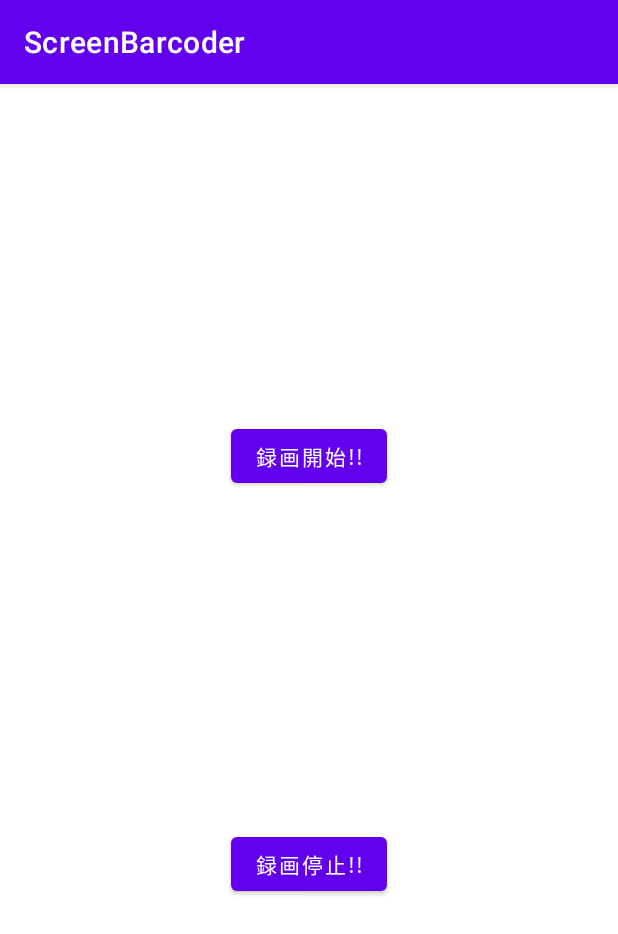
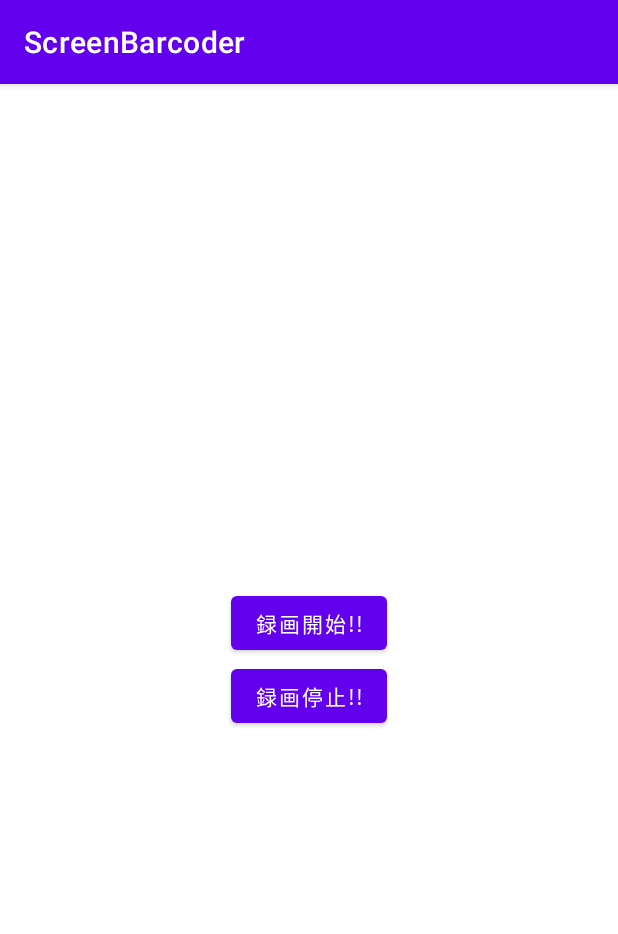
Before and after one commit to TakuKobayashi/ScreenBarcoder, an Android app: the screen it shows after launch (MainActivity), after a tap on "録画開始!!", on a phone screen of 412 x 824 dp. Shown: the top 934 px of the screen. Run offline under Robolectric (Android 15) with nearby library versions, the phone set to English and light mode, and no system bars; 1 statement that could not run was skipped.

Commit message:
現在の仕様に合わせていく感じで修正

```diff
--- a/app/build.gradle
+++ b/app/build.gradle
@@ -57,6 +57,7 @@ dependencies {
     // Or comment the dependency above and uncomment the dependency below to
     // use unbundled model that depends on Google Play Services
     implementation 'com.google.android.gms:play-services-mlkit-barcode-scanning:18.0.0'
+    implementation 'com.journeyapps:zxing-android-embedded:4.3.0'
 
     // CameraX core library using the camera2 implementation
     // See: https://developer.android.com/jetpack/androidx/releases/camera?hl=ja
--- a/app/src/main/AndroidManifest.xml
+++ b/app/src/main/AndroidManifest.xml
@@ -54,6 +54,10 @@
                 <action android:name="android.intent.action.View" />
             </intent-filter>
         </activity>
+        <service
+            android:name=".ScreenRecordService"
+            android:foregroundServiceType="mediaProjection"
+            />
     </application>
 
 </manifest>
--- a/app/src/main/java/net/taptappun/taku/kobayashi/screenbarcoder/CameraScanActivity.kt
+++ b/app/src/main/java/net/taptappun/taku/kobayashi/screenbarcoder/CameraScanActivity.kt
@@ -194,7 +194,6 @@ class CameraScanActivity : AppCompatActivity() {
         }
 
     companion object {
-        public const val TAG = "AndroidScreenBarcoder"
         private const val REQUEST_CODE_PERMISSIONS = 10
         // 必要なpermissionのリスト
         private val REQUIRED_PERMISSIONS =
--- a/app/src/main/java/net/taptappun/taku/kobayashi/screenbarcoder/MainActivity.kt
+++ b/app/src/main/java/net/taptappun/taku/kobayashi/screenbarcoder/MainActivity.kt
@@ -1,11 +1,80 @@
 package net.taptappun.taku.kobayashi.screenbarcoder
 
+import android.Manifest
+import android.app.Service
+import android.content.Intent
+import android.media.projection.MediaProjectionManager
+import android.net.Uri
+import android.os.Build
 import android.os.Bundle
+import android.provider.Settings
+import android.widget.Button
+import android.widget.Toast
+import androidx.core.app.ActivityCompat
+import net.taptappun.taku.kobayashi.screenbarcoder.databinding.ActivityMainBinding
 
 class MainActivity : ScreenScanCommonActivity() {
+    private lateinit var binding: ActivityMainBinding
 
     override fun onCreate(savedInstanceState: Bundle?) {
         super.onCreate(savedInstanceState)
+
+        binding = ActivityMainBinding.inflate(layoutInflater)
+        setContentView(binding.root)
+
+        val recordStartButton = binding.recordStartButton
+        recordStartButton.setOnClickListener { v ->
+            checkCanDrawOverlay {
+                val permissions = mutableListOf<String>()
+                // WRITE_EXTERNAL_STORAGEはPie以下で必要
+                if (Build.VERSION.SDK_INT <= Build.VERSION_CODES.P) {
+                    permissions.add(Manifest.permission.WRITE_EXTERNAL_STORAGE)
+                }
+                checkAndRequestPermissions(permissions.toTypedArray()) {
+                    val mediaProjectionManager = getSystemService(Service.MEDIA_PROJECTION_SERVICE) as MediaProjectionManager
+                    mediaProjectionStartActivityForResult.launch(mediaProjectionManager.createScreenCaptureIntent())
+                }
+            }
+
+        }
+
+        val recordStopButton = binding.recordStopButton
+        recordStopButton.setOnClickListener { v ->
+            val intent = Intent(this, ScreenRecordService::class.java)
+            stopService(intent)
+        }
+
+        /*
+                private val REQUIRED_PERMISSIONS =
+            mutableListOf(
+                Manifest.permission.CAMERA,
+                Manifest.permission.RECORD_AUDIO
+            ).apply {
+                // WRITE_EXTERNAL_STORAGEはPie以下で必要
+                if (Build.VERSION.SDK_INT <= Build.VERSION_CODES.P) {
+                    add(Manifest.permission.WRITE_EXTERNAL_STORAGE)
+                }
+            }.toTypedArray()
+         */
+
+        /*
+        // 参考: https://stackoverflow.com/questions/39911377/settings-candrawoverlays-for-api-23
+        if (Build.VERSION.SDK_INT >= 23){
+            if(Settings.canDrawOverlays(this)){
+                //...
+            } else {
+                Toast.makeText(
+                    this,
+                    "画面上のオーバーレイする設定を有効にしてください",
+                    Toast.LENGTH_SHORT
+                ).show()
+                // 許可されていない
+                val intent = Intent(Settings.ACTION_MANAGE_OVERLAY_PERMISSION, Uri.parse("package:$packageName"));
+                // 設定画面に移行
+                settingsStartActivityForResult.launch(intent);
+            }
+        }
+        */
     }
 
     /**
--- a/app/src/main/java/net/taptappun/taku/kobayashi/screenbarcoder/ScreenScanCommonActivity.kt
+++ b/app/src/main/java/net/taptappun/taku/kobayashi/screenbarcoder/ScreenScanCommonActivity.kt
@@ -1,32 +1,30 @@
 package net.taptappun.taku.kobayashi.screenbarcoder
 
-import android.Manifest
 import android.app.Activity
-import android.app.Service
 import android.content.Intent
 import android.content.pm.PackageManager
-import android.media.projection.MediaProjectionManager
 import android.net.Uri
 import android.os.Build
-import android.os.Bundle
 import android.provider.Settings
-import android.widget.Button
 import android.widget.Toast
 import androidx.activity.result.ActivityResult
 import androidx.activity.result.contract.ActivityResultContracts
 import androidx.appcompat.app.AppCompatActivity
 import androidx.core.app.ActivityCompat
 import androidx.core.content.ContextCompat
-import net.taptappun.taku.kobayashi.screenbarcoder.databinding.ActivityMainBinding
 
 abstract class ScreenScanCommonActivity : AppCompatActivity() {
+
+    private val requestPermissionNamesStash = mutableSetOf<String>()
+    private var canDrawOverlayCallback: (() -> Unit)? = null
+    private var permissionGrantedCallback: ((permissionNames: Array<String>) -> Unit)? = null
 
     // 参考:
     // https://buildersbox.corp-sansan.com/entry/2020/05/27/110000
     // https://qiita.com/yass97/items/62cccfad5190cc4d4fa6
     // onResume寄りまで定義しないとこんな感じのエラーがでてしまう
     // LifecycleOwner is attempting to register while current state is RESUMED. LifecycleOwners must call register before they are STARTED.
-    private val mediaProjectionStartActivityForResult = registerForActivityResult(
+    protected val mediaProjectionStartActivityForResult = registerForActivityResult(
         ActivityResultContracts.StartActivityForResult()) {
             result: ActivityResult ->
         if (result.resultCode == Activity.RESULT_OK && result.data != null) {
@@ -48,58 +46,33 @@ abstract class ScreenScanCommonActivity : AppCompatActivity() {
     }
 
     private val settingsStartActivityForResult = registerForActivityResult(ActivityResultContracts.StartActivityForResult()) { result: ActivityResult ->
+        if (Build.VERSION.SDK_INT >= Build.VERSION_CODES.M) {
+            if (Settings.canDrawOverlays(this)) {
+                canDrawOverlayCallback?.invoke()
+            }
+        }else{
+            canDrawOverlayCallback?.invoke()
+        }
     }
 
-    private lateinit var binding: ActivityMainBinding
-
-    override fun onCreate(savedInstanceState: Bundle?) {
-        super.onCreate(savedInstanceState)
-
-        binding = ActivityMainBinding.inflate(layoutInflater)
-        setContentView(binding.root)
-
-        val recordStartButton = findViewById<Button>(R.id.recordStartButton)
-        recordStartButton.setOnClickListener { v ->
-            if (allPermissionsGranted()) {
-                val mediaProjectionManager = getSystemService(Service.MEDIA_PROJECTION_SERVICE) as MediaProjectionManager
-                mediaProjectionStartActivityForResult.launch(mediaProjectionManager.createScreenCaptureIntent())
+    protected fun checkAndRequestPermissions(permissionNames: Array<String>, permissionAllGrantedCallback: (permissionNames: Array<String>) -> Unit){
+        requestPermissionNamesStash.clear()
+        if (permissionsGranted(permissionNames)) {
+            permissionAllGrantedCallback(permissionNames)
         } else {
+            requestPermissionNamesStash.addAll(permissionNames)
+            permissionGrantedCallback = permissionAllGrantedCallback
             // permission許可要求
             ActivityCompat.requestPermissions(
                 this,
-                    REQUIRED_PERMISSIONS,
+                permissionNames,
                 REQUEST_CODE_PERMISSIONS
             )
         }
-
     }
 
-        val recordStopButton = findViewById<Button>(R.id.recordStopButton)
-        recordStopButton.setOnClickListener { v ->
-            val intent = Intent(this, ScreenRecordService::class.java)
-            stopService(intent)
-        }
-
-        // 参考: https://stackoverflow.com/questions/39911377/settings-candrawoverlays-for-api-23
-        if (Build.VERSION.SDK_INT >= 23){
-            if(Settings.canDrawOverlays(this)){
-                //...
-            } else {
-                Toast.makeText(
-                    this,
-                    "画面上のオーバーレイする設定を有効にしてください",
-                    Toast.LENGTH_SHORT
-                ).show()
-                // 許可されていない
-                val intent = Intent(Settings.ACTION_MANAGE_OVERLAY_PERMISSION, Uri.parse("package:$packageName"));
-                // 設定画面に移行
-                settingsStartActivityForResult.launch(intent);
-            }
-        }
-    }
-
-    private fun allPermissionsGranted() = REQUIRED_PERMISSIONS.all {
-        ContextCompat.checkSelfPermission(baseContext, it) == PackageManager.PERMISSION_GRANTED
+    private fun permissionsGranted(permissionNames: Array<String>): Boolean {
+        return permissionNames.all { ContextCompat.checkSelfPermission(baseContext, it) == PackageManager.PERMISSION_GRANTED }
     }
 
     override fun onRequestPermissionsResult(
@@ -110,16 +83,36 @@ abstract class ScreenScanCommonActivity : AppCompatActivity() {
     ) {
         super.onRequestPermissionsResult(requestCode, permissions, grantResults)
         if (requestCode == REQUEST_CODE_PERMISSIONS) {
-            if (allPermissionsGranted()) {
-                val mediaProjectionManager = getSystemService(Service.MEDIA_PROJECTION_SERVICE) as MediaProjectionManager
-                mediaProjectionStartActivityForResult.launch(mediaProjectionManager.createScreenCaptureIntent())
+            if (permissionsGranted(requestPermissionNamesStash.toTypedArray())) {
+                permissionGrantedCallback?.invoke(requestPermissionNamesStash.toTypedArray())
             } else {
                 Toast.makeText(
                     this,
                     "Permissions not granted by the user.",
                     Toast.LENGTH_SHORT
                 ).show()
-                finish()
+            }
+        }
+    }
+
+    protected fun checkCanDrawOverlay(gratedCallback: () -> Unit) {
+        if (Build.VERSION.SDK_INT >= Build.VERSION_CODES.M) {
+            if (Settings.canDrawOverlays(this)) {
+                gratedCallback.invoke()
+            } else {
+                canDrawOverlayCallback = gratedCallback
+                Toast.makeText(
+                    this,
+                    "画面上のオーバーレイする設定を有効にしてください",
+                    Toast.LENGTH_SHORT
+                ).show()
+                // 許可されていない
+                val intent = Intent(
+                    Settings.ACTION_MANAGE_OVERLAY_PERMISSION,
+                    Uri.parse("package:${this.packageName}")
+                );
+                // 設定画面に移行
+                settingsStartActivityForResult.launch(intent);
             }
         }
     }
@@ -127,14 +120,5 @@ abstract class ScreenScanCommonActivity : AppCompatActivity() {
     companion object {
         public const val TAG = "AndroidScreenBarcoder"
         private const val REQUEST_CODE_PERMISSIONS = 10
-        private val REQUIRED_PERMISSIONS =
-            mutableListOf(
-                Manifest.permission.RECORD_AUDIO
-            ).apply {
-                // WRITE_EXTERNAL_STORAGEはPie以下で必要
-                if (Build.VERSION.SDK_INT <= Build.VERSION_CODES.P) {
-                    add(Manifest.permission.WRITE_EXTERNAL_STORAGE)
-                }
-            }.toTypedArray()
     }
 }
--- a/app/src/main/res/layout/activity_main.xml
+++ b/app/src/main/res/layout/activity_main.xml
@@ -1,29 +1,29 @@
 <?xml version="1.0" encoding="utf-8"?>
-<androidx.constraintlayout.widget.ConstraintLayout xmlns:android="http://schemas.android.com/apk/res/android"
-    xmlns:app="http://schemas.android.com/apk/res-auto"
-    xmlns:tools="http://schemas.android.com/tools"
+<RelativeLayout
+    xmlns:android="http://schemas.android.com/apk/res/android"
     android:layout_width="match_parent"
-    android:layout_height="match_parent"
-    tools:context=".MainActivity">
+    android:layout_height="match_parent">
 
     <Button
         android:id="@+id/recordStartButton"
         android:layout_width="wrap_content"
         android:layout_height="wrap_content"
         android:text="録画開始!!"
-        app:layout_constraintEnd_toEndOf="parent"
-        app:layout_constraintStart_toStartOf="parent"
-        app:layout_constraintTop_toTopOf="parent"
-        app:layout_constraintBottom_toTopOf="@id/recordStopButton"/>
+        android:layout_centerHorizontal="true"
+        android:layout_above="@+id/centerPointer"/>
+
+    <View
+        android:id="@+id/centerPointer"
+        android:layout_width="1px"
+        android:layout_height="1px"
+        android:layout_centerInParent="true" />
 
     <Button
         android:id="@+id/recordStopButton"
         android:layout_width="wrap_content"
         android:layout_height="wrap_content"
         android:text="録画停止!!"
-        app:layout_constraintBottom_toBottomOf="parent"
-        app:layout_constraintEnd_toEndOf="parent"
-        app:layout_constraintTop_toBottomOf="@id/recordStartButton"
-        app:layout_constraintStart_toStartOf="parent" />
+        android:layout_centerHorizontal="true"
+        android:layout_below="@+id/centerPointer" />
 
-</androidx.constraintlayout.widget.ConstraintLayout>
+</RelativeLayout>
```
Also changed, not shown: app/src/main/java/net/taptappun/taku/kobayashi/screenbarcoder/TvMainActivity.kt (+39 -0 lines), app/src/main/res/layout/tvactivity_main.xml (added, +29 -0 lines). Lines whose indentation alone changed are shown as unchanged.
